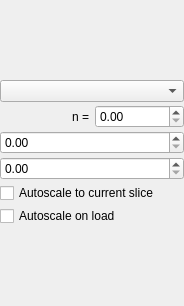
Old version of the form MantidQt/MantidWidgets/inc/MantidQtMantidWidgets/ColorBarWidget.ui in the repository mantidproject/mantid.
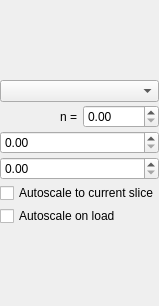
New version of the form. Custom widgets are drawn as their Qt base class.

Commit message: place color bar in between image and coordinates panel, re #16048

```diff
--- a/MantidQt/MantidWidgets/inc/MantidQtMantidWidgets/ColorBarWidget.ui
+++ b/MantidQt/MantidWidgets/inc/MantidQtMantidWidgets/ColorBarWidget.ui
@@ -6,7 +6,7 @@
    <rect>
     <x>0</x>
     <y>0</y>
-    <width>184</width>
+    <width>100</width>
     <height>306</height>
    </rect>
   </property>
```
The commit also changes 2 other files.
